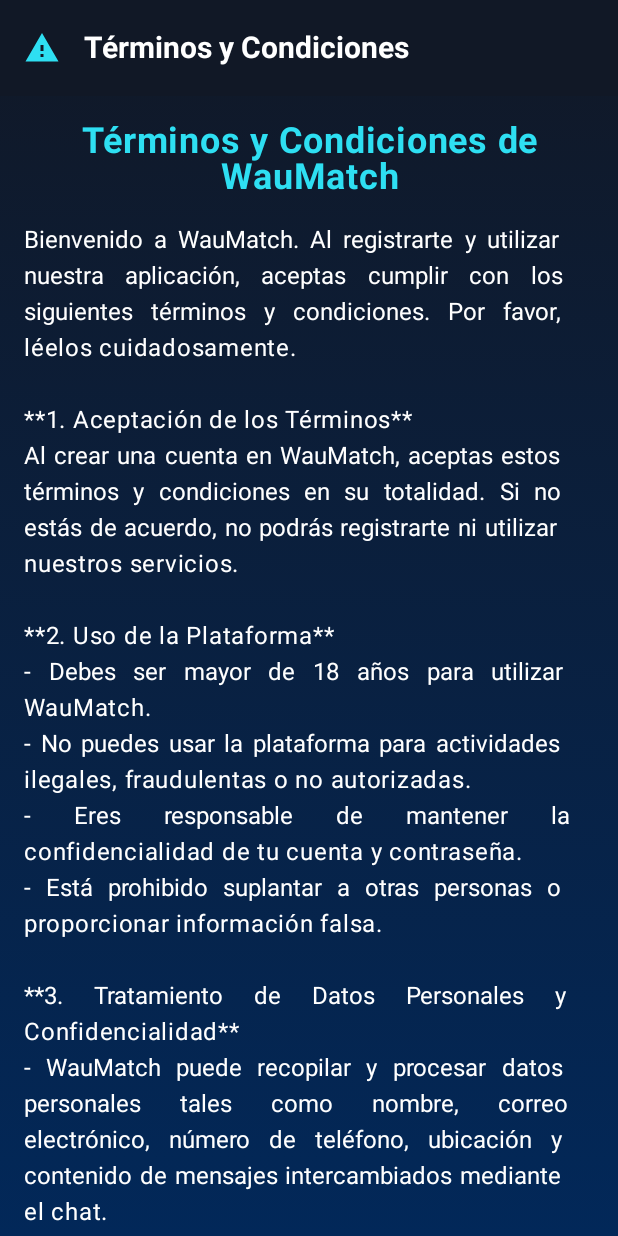
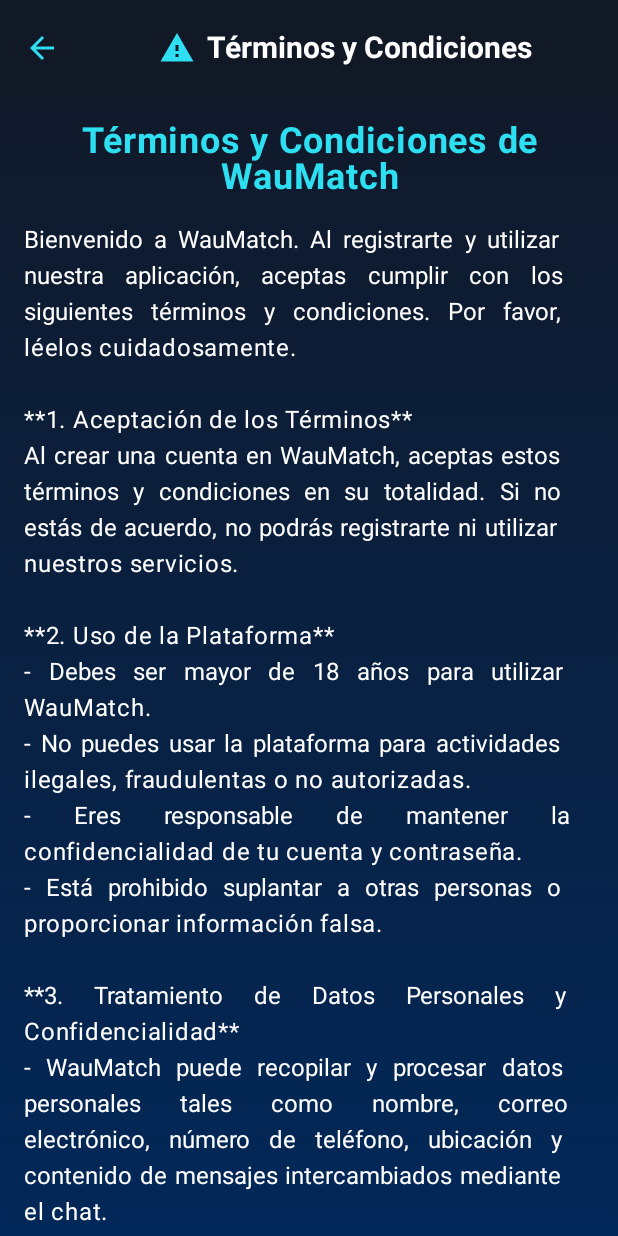
Before and after one commit to alejandrosamalea/WauMatch, an Android app built with Jetpack Compose: the TermsAndConditionsScreen screen opened through its navigation route, on a phone screen of 412 x 824 dp. Run offline under Robolectric (Android 15) with nearby library versions, the phone set to English and light mode, and no system bars; our stand-ins replace Firebase (no records; nobody signed in at launch, a user with empty details on screens opened directly), Room's generated code; libraries missing offline, so code that uses them is left out: com.cloudinary.android, com.onesignal, com.onesignal.debug; pictures from the network do not load; 4 statements that could not run were skipped.

Commit message:
Flecha hacia atrás

```diff
--- a/app/src/main/java/com/example/waumatch/ui/screens/TermsAndConditionsScreen.kt
+++ b/app/src/main/java/com/example/waumatch/ui/screens/TermsAndConditionsScreen.kt
@@ -5,10 +5,11 @@
 import androidx.compose.foundation.rememberScrollState
 import androidx.compose.foundation.verticalScroll
 import androidx.compose.material.icons.Icons
-import androidx.compose.material.icons.filled.Email
+import androidx.compose.material.icons.filled.ArrowBack
 import androidx.compose.material.icons.filled.Warning
 import androidx.compose.material3.*
 import androidx.compose.runtime.Composable
+import androidx.compose.ui.Alignment
 import androidx.compose.ui.Modifier
 import androidx.compose.ui.graphics.Color
 import androidx.compose.ui.text.font.FontWeight
@@ -26,18 +27,30 @@
             topBar = {
                 TopAppBar(
                     title = {
+                        Row(
+                            modifier = Modifier.fillMaxWidth(),
+                            horizontalArrangement = Arrangement.Center,
+                            verticalAlignment = Alignment.CenterVertically
+                        ) {
+                            Icon(
+                                imageVector = Icons.Default.Warning,
+                                contentDescription = "Advertencia",
+                                tint = Color(0xFF2EDFF2)
+                            )
+                            Spacer(modifier = Modifier.width(8.dp))
                             Text(
                                 text = "Términos y Condiciones",
                                 fontSize = 20.sp,
                                 fontWeight = FontWeight.Bold,
                                 color = Color.White
                             )
+                        }
                     },
                     navigationIcon = {
                         IconButton(onClick = { navController.popBackStack() }) {
                             Icon(
-                                imageVector = Icons.Default.Warning,
-                                contentDescription = null,
+                                imageVector = Icons.Default.ArrowBack,
+                                contentDescription = "Volver atrás",
                                 tint = Color(0xFF2EDFF2)
                             )
                         }
@@ -64,7 +77,7 @@
                         .padding(horizontal = 16.dp)
                         .verticalScroll(rememberScrollState()),
                     verticalArrangement = Arrangement.Top,
-                    horizontalAlignment = androidx.compose.ui.Alignment.CenterHorizontally
+                    horizontalAlignment = Alignment.CenterHorizontally
                 ) {
                     Text(
                         text = "Términos y Condiciones de WauMatch",
```
Lines whose indentation alone changed are shown as unchanged.
